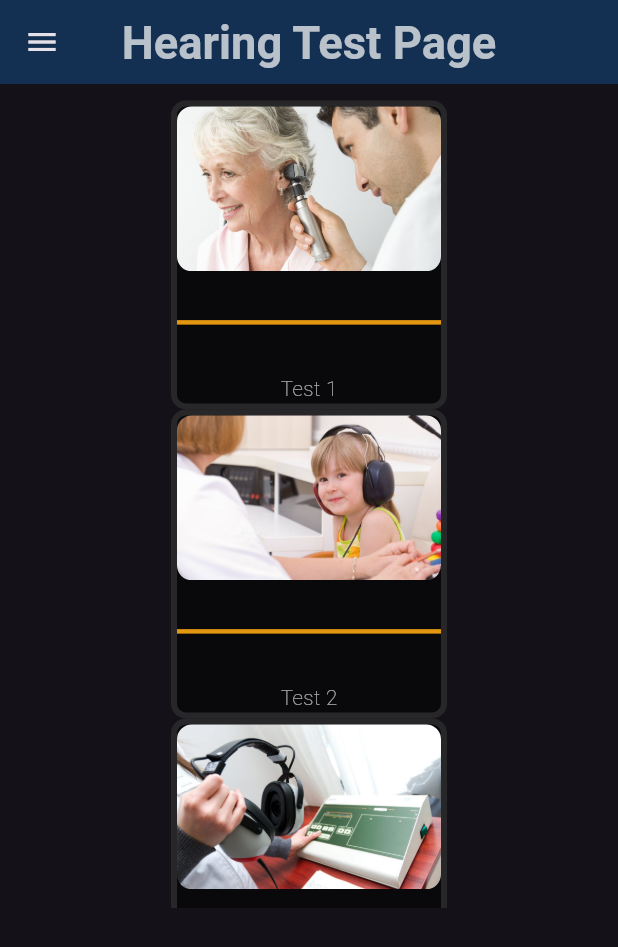
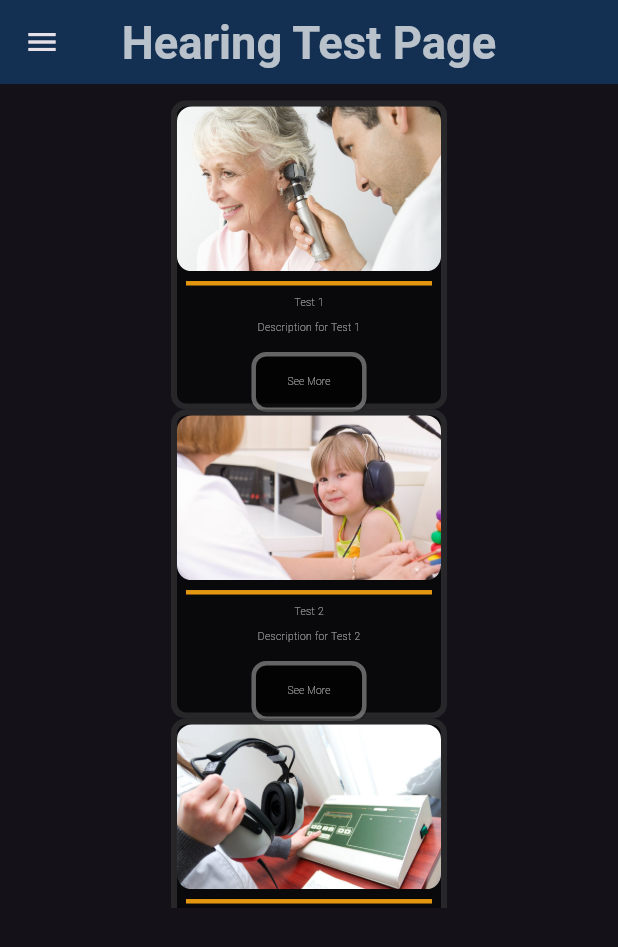
Before and after one commit to amirazadehranjbar/Amir_philips_1, a Flutter app: the HearingTestPage screen opened by its route, on a phone screen of 412 x 824 dp. Shown: the top 947 px of the screen. Run offline on Flutter 3.47's test engine with Material 3 defaults, Android fonts, the light colour scheme and no system bars; our stand-ins replace audioplayers, flip_card, flutter_card_swiper, get, google_fonts, google_nav_bar and 1 more; missing offline and left inert: flutter_animated_button, folding_cell, neon_widgets; Roboto replaces fonts that are missing (Dubai); statements that could not run were skipped.

Commit message:
27/2/2024 2:04 pm

```diff
--- a/lib/models/hearing_test_model.dart
+++ b/lib/models/hearing_test_model.dart
@@ -1,12 +1,12 @@
 class HearingTestModel {
-  final int index;
+  final int Pageindex;
   final String name;
   final String description;
   final String price;
   final String imagePath;
 
   HearingTestModel(
-      {required this.index,
+      {required this.Pageindex,
       required this.name,
       required this.description,
       required this.price,
--- a/lib/pages/hearing_test_page/hearing_test_list.dart
+++ b/lib/pages/hearing_test_page/hearing_test_list.dart
@@ -3,21 +3,21 @@ import '../../models/hearing_test_model.dart';
 
 List<HearingTestModel> hearingTests = [
   HearingTestModel(
-    index: 0,
+    Pageindex: 0,
     name: "Test 1",
     description: "Description for Test 1",
     price: "25.00 USD",
     imagePath: Assets.images.hearingTest.hearingTest1.path,
   ),
   HearingTestModel(
-    index: 1,
+    Pageindex: 1,
     name: "Test 2",
     description: "Description for Test 2",
     price: "30.00 USD",
     imagePath: Assets.images.hearingTest.hearingTest2.path,
   ),
   HearingTestModel(
-    index: 2,
+    Pageindex: 2,
     name: "Test 3",
     description: "Description for Test 3",
     price: "35.00 USD",
@@ -25,7 +25,7 @@ List<HearingTestModel> hearingTests = [
   ),
 
   HearingTestModel(
-    index: 3,
+    Pageindex: 3,
     name: "Test 4",
     description: "Description for Test 4",
     price: "89.00 USD",
--- a/lib/pages/hearing_test_page/hearing_test_page.dart
+++ b/lib/pages/hearing_test_page/hearing_test_page.dart
@@ -1,12 +1,8 @@
-import 'package:flutter/cupertino.dart';
 import 'package:flutter/gestures.dart';
 import 'package:flutter/material.dart';
 import 'package:get/get.dart';
-import 'package:philips_1/models/hearing_test_model.dart';
-import 'package:philips_1/pages/hearing_test_page/hearing_test_component.dart';
 import 'package:philips_1/text_styles_colors/my_colors.dart';
 import 'package:sizer/sizer.dart';
-
 import '../../gen/assets.gen.dart';
 import '../../text_styles_colors/text_styles.dart';
 import 'hearing_test_list.dart';
@@ -14,9 +10,28 @@ import 'hearing_test_list.dart';
 class HearingTestPage extends StatelessWidget {
   const HearingTestPage({Key? key});
 
-
   @override
   Widget build(BuildContext context) {
+    var size = MediaQuery.of(context).size;
+
+    /// Create List For Smooth Page Indicator *****************************************
+    final pages = List.generate(
+        6,
+        (index) => Container(
+              decoration: BoxDecoration(
+                borderRadius: BorderRadius.circular(16),
+                color: Colors.teal.shade600,
+              ),
+              margin: EdgeInsets.symmetric(horizontal: 10, vertical: 4),
+              child: Container(
+                height: 280,
+                child: Center(
+                    child: Text(
+                  "Page $index",
+                  style: TextStyle(color: Colors.indigo),
+                )),
+              ),
+            ));
     return Scaffold(
       appBar: AppBar(
         title: Text(
@@ -62,17 +77,18 @@ class HearingTestPage extends StatelessWidget {
       ),
       body: SingleChildScrollView(
         scrollDirection: Axis.vertical,
-        physics: BouncingScrollPhysics(),
+        physics: const BouncingScrollPhysics(),
         child: Column(
           children: [
             const Row(
               mainAxisAlignment: MainAxisAlignment.spaceAround,
               children: [
                 ListBuilderImages(),
-
               ],
             ),
-            SizedBox(height: 20.h,)
+            SizedBox(
+              height: 20.h,
+            )
           ],
         ),
       ),
@@ -118,12 +134,32 @@ class ListBuilderImages extends StatelessWidget {
                         hearingTests[index].imagePath,
                         height: 80.sp,
                         width: 150.sp,
-                        fit: BoxFit.cover,),
+                        fit: BoxFit.cover,
+                      ),
                     ),
-                    Divider(color: MyColors.philips_yellow,thickness: 3,),
+                    Divider(
+                      color: MyColors.philips_yellow,
+                      thickness: 3,
+                      indent: 6,
+                      endIndent: 6,
+                    ),
                     //******* Test Name ***********
-                    Text(hearingTests[index].name,style: MyTextStyles.small_0,)
-
+                    Text(
+                      hearingTests[index].name,
+                      style: MyTextStyles.small_0,
+                    ),
+                    SizedBox(
+                      height: 5.sp,
+                    ),
+                    //******* Description *********
+                    Text(hearingTests[index].description,
+                        style: MyTextStyles.small_0),
+                    SizedBox(height: 5.sp),
+                    //***** Button For See More *******
+                    ElevatedButton(
+                        onPressed: () {},
+                        child: Text("See More", style: MyTextStyles.small_0)),
+                    SizedBox(height: 5.sp),
                   ],
                 ),
               ),
--- a/lib/text_styles_colors/text_styles.dart
+++ b/lib/text_styles_colors/text_styles.dart
@@ -3,10 +3,10 @@ import 'package:sizer/sizer.dart';
 
 class MyTextStyles {
 
-  static TextStyle small_0 =  TextStyle(fontFamily: "Dubai" , fontWeight: FontWeight.w200 ,color: Colors.white70,fontSize: 10.sp);
-  static TextStyle medium_0 =  TextStyle(fontFamily: "Dubai" , fontWeight: FontWeight.w400 ,color: Colors.white70,fontSize: 12.sp);
-  static TextStyle large_0 =  TextStyle(fontFamily: "Dubai" , fontWeight: FontWeight.w600 ,color: Colors.white70,fontSize: 14.sp);
-  static TextStyle xlarge_0 =  TextStyle(fontFamily: "Dubai" , fontWeight: FontWeight.w800 ,color: Colors.white70,fontSize: 16.sp);
+  static TextStyle small_0 =  TextStyle(fontFamily: "Dubai" , fontWeight: FontWeight.w200 ,color: Colors.white70,fontSize: 5.sp);
+  static TextStyle medium_0 =  TextStyle(fontFamily: "Dubai" , fontWeight: FontWeight.w400 ,color: Colors.white70,fontSize: 7.sp);
+  static TextStyle large_0 =  TextStyle(fontFamily: "Dubai" , fontWeight: FontWeight.w600 ,color: Colors.white70,fontSize: 9.sp);
+  static TextStyle xlarge_0 =  TextStyle(fontFamily: "Dubai" , fontWeight: FontWeight.w800 ,color: Colors.white70,fontSize: 11.sp);
 
   static TextStyle small_1 =  TextStyle(fontFamily: "Dubai" , fontWeight: FontWeight.w200 ,color: Colors.white70,fontSize: 18.sp);
   static TextStyle medium_1 =  TextStyle(fontFamily: "Dubai" , fontWeight: FontWeight.w400 ,color: Colors.white70,fontSize: 20.sp);
--- a/pubspec.yaml
+++ b/pubspec.yaml
@@ -10,6 +10,7 @@ environment:
 
 dependencies:
   google_nav_bar: ^5.0.6
+  flutter_sizer: ^1.0.4
   flutter_animated_button: ^2.0.3
   sizer: ^2.0.15
   smooth_page_indicator: ^1.1.0
```
Also changed, not shown: lib/pages/hearing_test_page/hearing_test_component.dart (deleted, +0 -116 lines), pubspec.lock.
